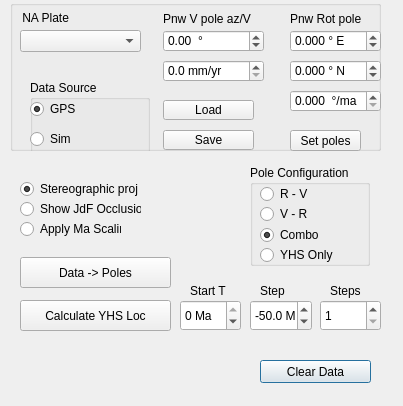
Old version of the form pnw_rotation_py/pnw_rotation_py_dialog_base.ui in the repository DrStriate/Geology.
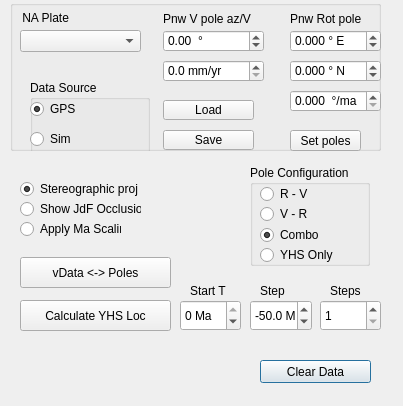
New version of the form.

Commit message: Refactor EulerPole.ploc,, fix stereo flag

```diff
--- a/pnw_rotation_py/pnw_rotation_py_dialog_base.ui
+++ b/pnw_rotation_py/pnw_rotation_py_dialog_base.ui
@@ -234,7 +234,7 @@
     </rect>
    </property>
    <property name="text">
-    <string>Data -&gt; Poles</string>
+    <string>vData &lt;-&gt; Poles</string>
    </property>
   </widget>
   <widget class="QLabel" name="StartLatLabel_8">
```
The commit also changes 11 other files.
